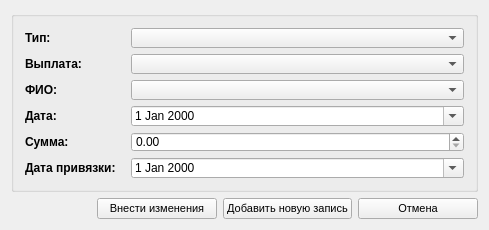
Qt form src/zpayments2fioform.ui (SergeyZaz/DSV) before a commit.
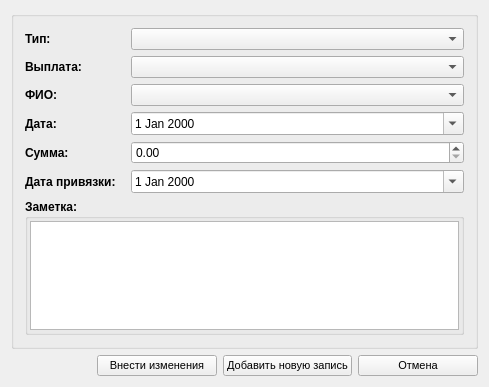
The same form after that commit. Icons and pictures are not drawn.

Patch:
```diff
--- a/src/zpayments2fioform.ui
+++ b/src/zpayments2fioform.ui
@@ -7,7 +7,7 @@
     <x>0</x>
     <y>0</y>
     <width>489</width>
-    <height>230</height>
+    <height>387</height>
    </rect>
   </property>
   <property name="minimumSize">
@@ -147,6 +147,46 @@
         </property>
        </widget>
       </item>
+      <item row="6" column="0" colspan="2">
+       <widget class="QGroupBox" name="pnlComment">
+        <property name="font">
+         <font>
+          <weight>75</weight>
+          <bold>true</bold>
+         </font>
+        </property>
+        <property name="title">
+         <string>Заметка:</string>
+        </property>
+        <layout class="QGridLayout" name="gridLayout">
+         <property name="leftMargin">
+          <number>2</number>
+         </property>
+         <property name="topMargin">
+          <number>2</number>
+         </property>
+         <property name="rightMargin">
+          <number>2</number>
+         </property>
+         <property name="bottomMargin">
+          <number>2</number>
+         </property>
+         <property name="spacing">
+          <number>1</number>
+         </property>
+         <item row="0" column="0">
+          <widget class="QTextEdit" name="txtComment">
+           <property name="font">
+            <font>
+             <weight>50</weight>
+             <bold>false</bold>
+            </font>
+           </property>
+          </widget>
+         </item>
+        </layout>
+       </widget>
+      </item>
      </layout>
     </widget>
    </item>
```
